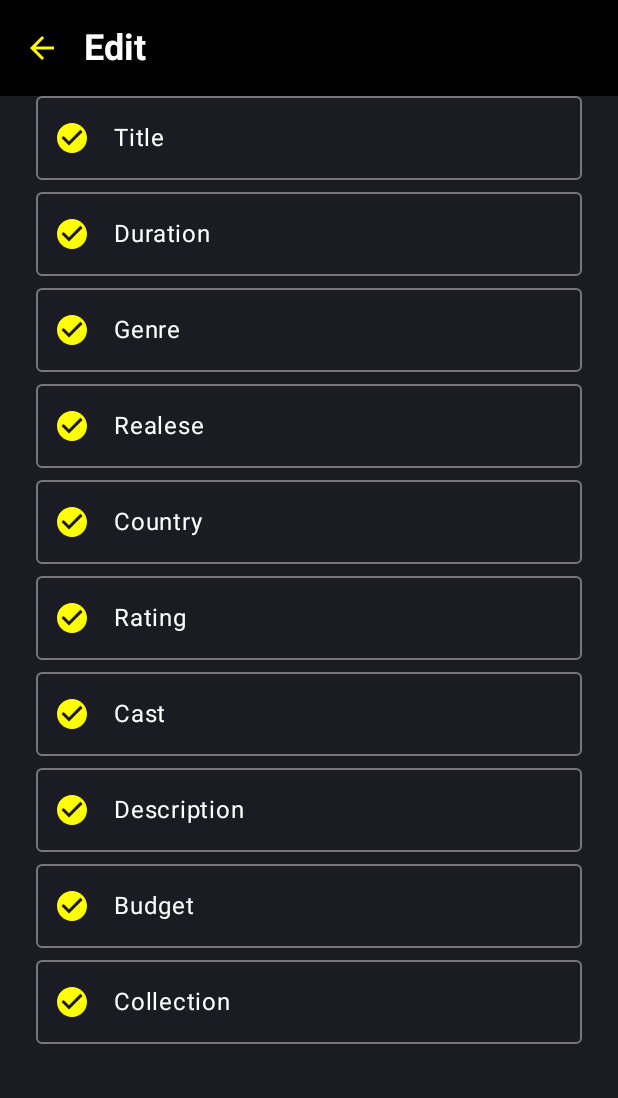
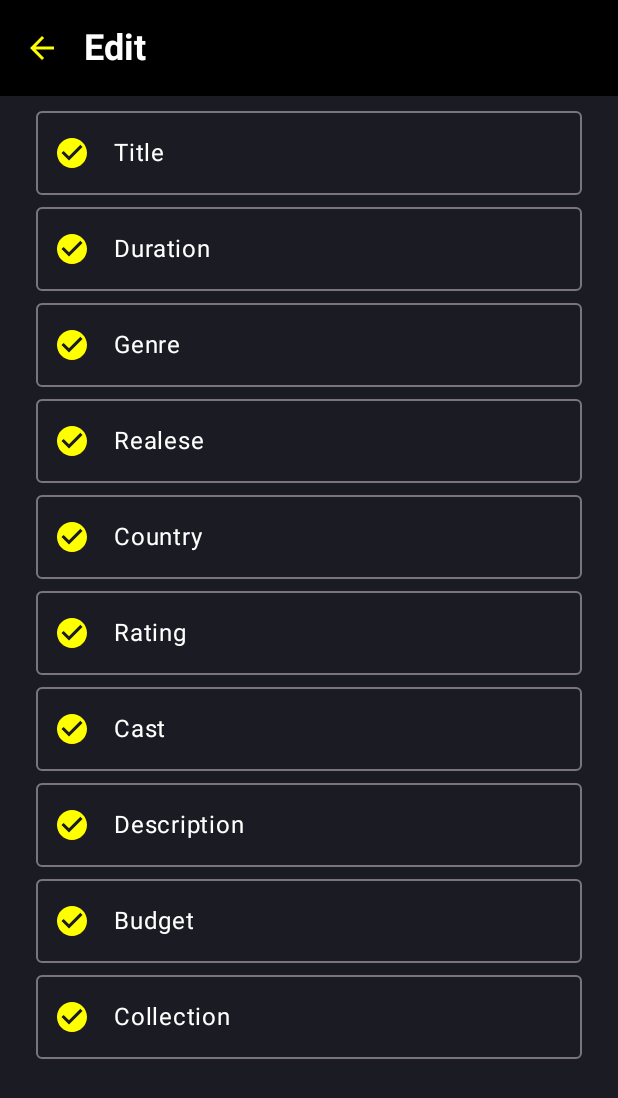
Before and after one commit to mcfrost7/MovieHub, an Android app built with Jetpack Compose: the EditScreen screen opened through its navigation route, on a phone screen of 412 x 824 dp. Shown: the top 1098 px of the screen. Run offline under Robolectric (Android 15) with nearby library versions, the phone set to English and light mode, and no system bars.

Commit message:
Laba2 fixes

```diff
--- a/app/src/main/java/com/iliadavidovich/moviehub/Screens/EditScreen.kt
+++ b/app/src/main/java/com/iliadavidovich/moviehub/Screens/EditScreen.kt
@@ -8,6 +8,8 @@ import androidx.compose.foundation.layout.fillMaxSize
 import androidx.compose.foundation.layout.fillMaxWidth
 import androidx.compose.foundation.layout.height
 import androidx.compose.foundation.layout.padding
+import androidx.compose.foundation.rememberScrollState
+import androidx.compose.foundation.verticalScroll
 import androidx.compose.material.icons.Icons
 import androidx.compose.material.icons.filled.ArrowBack
 import androidx.compose.material.icons.filled.CheckCircle
@@ -53,6 +55,7 @@ fun EditScreen( navController: NavController = rememberNavController(),
         topBar = { EditTopAppBar(navController) },
         containerColor = Color(0xff1b1b23),
     ){
+
         EditField(comment)
     }
 }
@@ -100,8 +103,9 @@ fun EditField(comment: com.iliadavidovich.moviehub.Classes.Comment)
         modifier = Modifier
             .fillMaxSize()
             .padding(horizontal = 20.dp)
+            .verticalScroll(rememberScrollState())
     ) {
-        Spacer(modifier = Modifier.height(60.dp))
+        Spacer(modifier = Modifier.height(70.dp))
         Field(name = "Title", icon = Icons.Filled.CheckCircle)
         Field(name = "Duration", icon = Icons.Filled.CheckCircle)
         Field(name = "Genre", icon = Icons.Filled.CheckCircle)
```
Also changed, not shown: app/src/main/java/com/iliadavidovich/moviehub/Classes/HomeViewModel.kt (+11 -1 lines), app/src/main/java/com/iliadavidovich/moviehub/Screens/AboutScreen.kt (+7 -8 lines).
